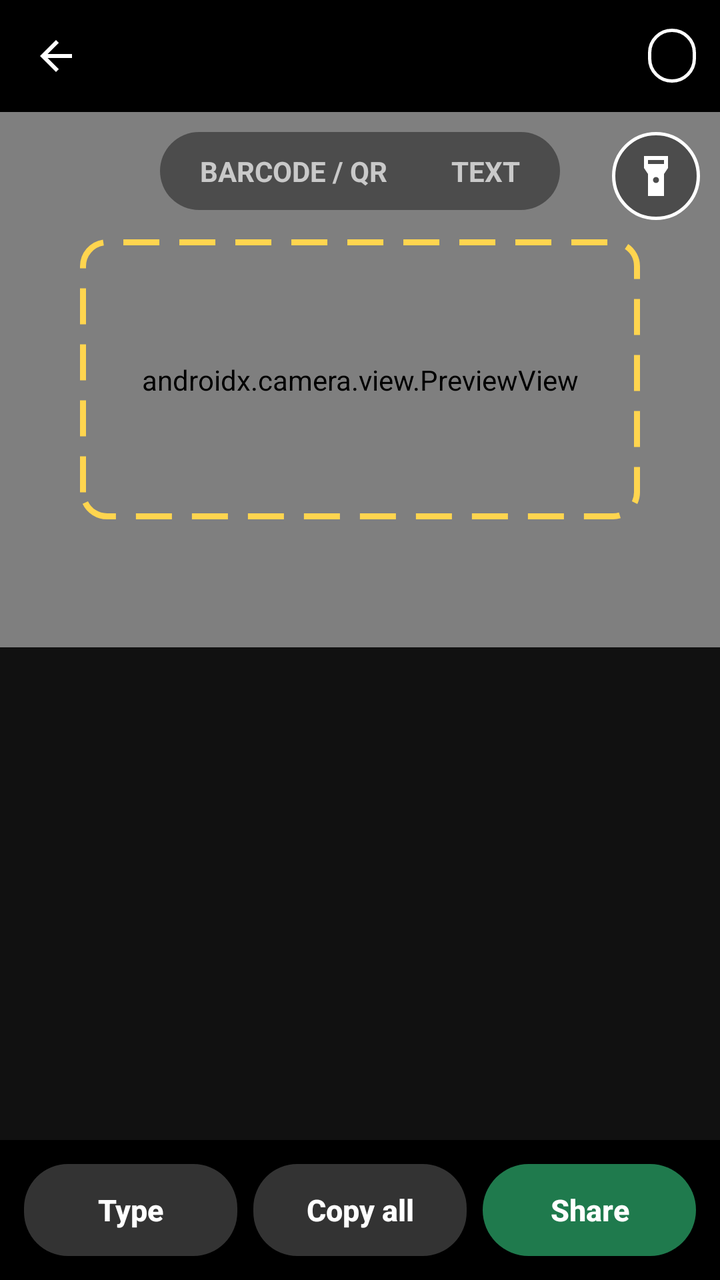
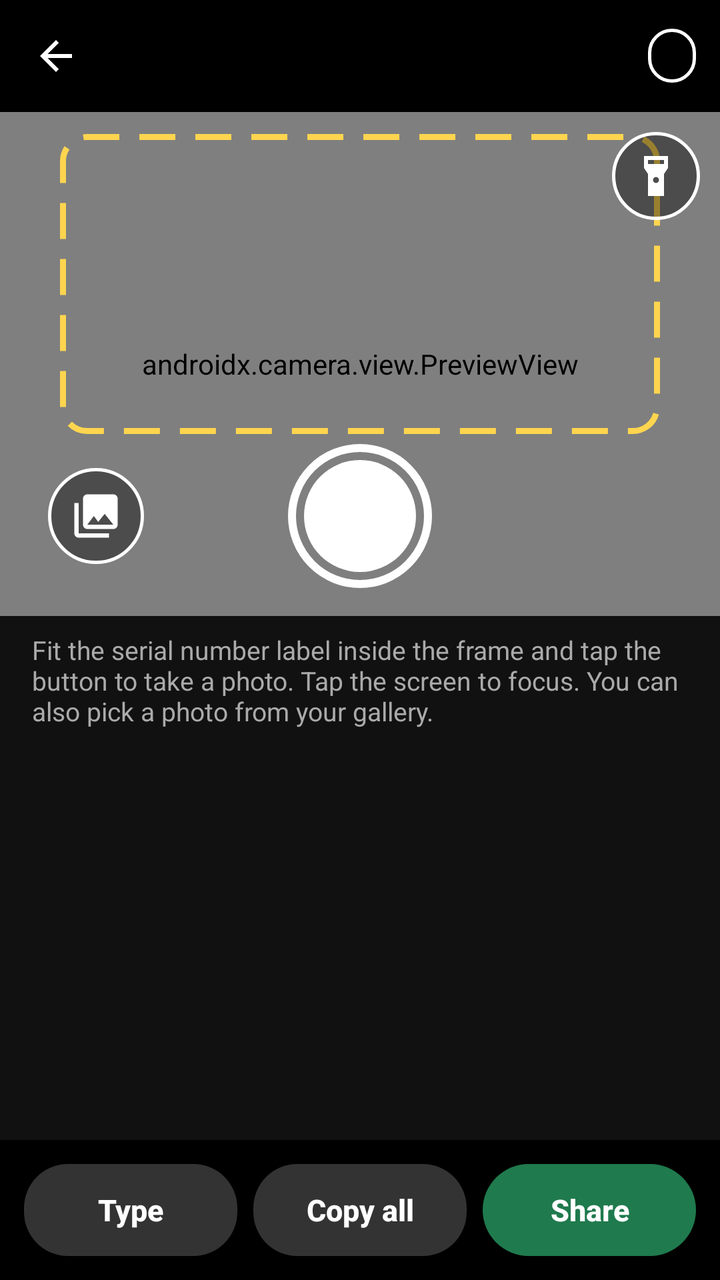

Before-and-after screenshots of an Android layout around one commit, followed by the original layout XML and the change that was made.
<!-- AndroidManifest.xml: application theme Theme.GPSMapCamera -->
<!-- res/layout/activity_serial_scan.xml -->
<?xml version="1.0" encoding="utf-8"?>
<LinearLayout xmlns:android="http://schemas.android.com/apk/res/android"
    android:layout_width="match_parent"
    android:layout_height="match_parent"
    android:background="#111111"
    android:orientation="vertical">

    
    <LinearLayout
        android:layout_width="match_parent"
        android:layout_height="56dp"
        android:background="#000000"
        android:gravity="center_vertical"
        android:orientation="horizontal"
        android:paddingEnd="12dp">

        <ImageButton
            android:id="@+id/serialBack"
            android:layout_width="56dp"
            android:layout_height="56dp"
            android:background="@android:color/transparent"
            android:contentDescription="@string/back"
            android:src="@drawable/ic_back" />

        <TextView
            android:id="@+id/serialTitle"
            android:layout_width="0dp"
            android:layout_height="wrap_content"
            android:layout_weight="1"
            android:ellipsize="end"
            android:maxLines="1"
            android:textColor="#FFFFFF"
            android:textSize="18sp"
            android:textStyle="bold" />

        <TextView
            android:id="@+id/serialCount"
            android:layout_width="wrap_content"
            android:layout_height="wrap_content"
            android:background="@drawable/chip_background"
            android:paddingStart="12dp"
            android:paddingTop="4dp"
            android:paddingEnd="12dp"
            android:paddingBottom="4dp"
            android:textColor="#FFFFFF"
            android:textSize="14sp"
            android:textStyle="bold" />
    </LinearLayout>

    
    <FrameLayout
        android:layout_width="match_parent"
        android:layout_height="0dp"
        android:layout_weight="1">

        <androidx.camera.view.PreviewView
            android:id="@+id/serialPreview"
            android:layout_width="match_parent"
            android:layout_height="match_parent" />

        
        <View
            android:layout_width="280dp"
            android:layout_height="140dp"
            android:layout_gravity="center"
            android:background="@drawable/scan_frame" />

        
        <LinearLayout
            android:layout_width="wrap_content"
            android:layout_height="wrap_content"
            android:layout_gravity="top|center_horizontal"
            android:layout_marginTop="10dp"
            android:background="@drawable/zoom_bar_background"
            android:orientation="horizontal"
            android:padding="4dp">

            <TextView
                android:id="@+id/modeBarcode"
                android:layout_width="wrap_content"
                android:layout_height="wrap_content"
                android:paddingStart="16dp"
                android:paddingTop="6dp"
                android:paddingEnd="16dp"
                android:paddingBottom="6dp"
                android:text="@string/serial_mode_barcode"
                android:textSize="14sp"
                android:textStyle="bold" />

            <TextView
                android:id="@+id/modeText"
                android:layout_width="wrap_content"
                android:layout_height="wrap_content"
                android:paddingStart="16dp"
                android:paddingTop="6dp"
                android:paddingEnd="16dp"
                android:paddingBottom="6dp"
                android:text="@string/serial_mode_text"
                android:textSize="14sp"
                android:textStyle="bold" />
        </LinearLayout>

        <ImageButton
            android:id="@+id/torchButton"
            android:layout_width="44dp"
            android:layout_height="44dp"
            android:layout_gravity="top|end"
            android:layout_margin="10dp"
            android:background="@drawable/round_button_background"
            android:contentDescription="@string/serial_torch"
            android:padding="10dp"
            android:scaleType="fitCenter"
            android:src="@drawable/ic_torch" />

        
        <TextView
            android:id="@+id/serialLast"
            android:layout_width="wrap_content"
            android:layout_height="wrap_content"
            android:layout_gravity="bottom|center_horizontal"
            android:layout_marginBottom="10dp"
            android:background="@drawable/chip_background"
            android:paddingStart="14dp"
            android:paddingTop="6dp"
            android:paddingEnd="14dp"
            android:paddingBottom="6dp"
            android:textColor="#FFFFFF"
            android:textSize="14sp"
            android:textStyle="bold"
            android:visibility="gone" />
    </FrameLayout>

    
    <TextView
        android:id="@+id/candidateHint"
        android:layout_width="match_parent"
        android:layout_height="wrap_content"
        android:paddingStart="16dp"
        android:paddingTop="8dp"
        android:paddingEnd="16dp"
        android:textColor="#AAAAAA"
        android:textSize="13sp" />

    <HorizontalScrollView
        android:layout_width="match_parent"
        android:layout_height="wrap_content"
        android:paddingStart="12dp"
        android:paddingTop="6dp"
        android:paddingEnd="12dp"
        android:scrollbars="none">

        <LinearLayout
            android:id="@+id/candidateRow"
            android:layout_width="wrap_content"
            android:layout_height="wrap_content"
            android:orientation="horizontal" />
    </HorizontalScrollView>

    
    <androidx.recyclerview.widget.RecyclerView
        android:id="@+id/serialItems"
        android:layout_width="match_parent"
        android:layout_height="0dp"
        android:layout_weight="0.8" />

    
    <LinearLayout
        android:layout_width="match_parent"
        android:layout_height="wrap_content"
        android:background="#000000"
        android:orientation="horizontal"
        android:padding="12dp">

        <Button
            android:id="@+id/addManualButton"
            style="@style/SerialAction"
            android:layout_marginEnd="8dp"
            android:text="@string/serial_type" />

        <Button
            android:id="@+id/copyAllButton"
            style="@style/SerialAction"
            android:layout_marginEnd="8dp"
            android:text="@string/serial_copy_all" />

        <Button
            android:id="@+id/shareListButton"
            style="@style/SerialAction"
            android:background="@drawable/share_button_background"
            android:text="@string/share" />
    </LinearLayout>
</LinearLayout>
<!-- resources referenced by this layout -->
<resources>
  <!-- drawable chip_background (drawable) -->
  <?xml version="1.0" encoding="utf-8"?>
  <shape xmlns:android="http://schemas.android.com/apk/res/android" android:shape="rectangle">
      <solid android:color="#66000000" />
      <stroke android:width="1.5dp" android:color="#FFFFFF" />
      <corners android:radius="14dp" />
  </shape>
  <!-- drawable ic_back (drawable) -->
  <?xml version="1.0" encoding="utf-8"?>
  <vector xmlns:android="http://schemas.android.com/apk/res/android"
      android:width="24dp"
      android:height="24dp"
      android:viewportWidth="24"
      android:viewportHeight="24">
      <path
          android:fillColor="#FFFFFF"
          android:pathData="M20,11H7.83l5.59,-5.59L12,4l-8,8 8,8 1.41,-1.41L7.83,13H20v-2z" />
  </vector>
  <!-- drawable ic_torch (drawable) -->
  <vector xmlns:android="http://schemas.android.com/apk/res/android" android:width="24dp" android:height="24dp" android:viewportWidth="24" android:viewportHeight="24">
      <path android:fillColor="#FFFFFF" android:pathData="M6,2v6l2,3v11h8V11l2,-3V2H6zM8,4h8v2H8V4zM12,15.5c-0.83,0 -1.5,-0.67 -1.5,-1.5s0.67,-1.5 1.5,-1.5 1.5,0.67 1.5,1.5 -0.67,1.5 -1.5,1.5z" />
  </vector>
  <!-- drawable scan_frame (drawable) -->
  <?xml version="1.0" encoding="utf-8"?>
  <shape xmlns:android="http://schemas.android.com/apk/res/android" android:shape="rectangle">
      <solid android:color="#00000000" />
      <stroke android:width="3dp" android:color="#FFD54F" android:dashWidth="18dp" android:dashGap="10dp" />
      <corners android:radius="12dp" />
  </shape>
  <!-- drawable zoom_bar_background (drawable) -->
  <?xml version="1.0" encoding="utf-8"?>
  <shape xmlns:android="http://schemas.android.com/apk/res/android" android:shape="rectangle">
      <solid android:color="#66000000" />
      <corners android:radius="24dp" />
  </shape>
  <string name="back">Back</string>
  <string name="serial_copy_all">Copy all</string>
  <string name="serial_mode_barcode">BARCODE / QR</string>
  <string name="serial_mode_text">TEXT</string>
  <string name="serial_torch">Torch</string>
  <string name="serial_type">Type</string>
  <string name="share">Share</string>
  <style name="Theme.GPSMapCamera" parent="Theme.AppCompat.NoActionBar">
          <item name="android:windowBackground">@android:color/black</item>
          <item name="android:statusBarColor">@android:color/black</item>
          <item name="android:navigationBarColor">@android:color/black</item>
      </style>
  <!-- drawable action_button_background (drawable) -->
  <?xml version="1.0" encoding="utf-8"?>
  <shape xmlns:android="http://schemas.android.com/apk/res/android" android:shape="rectangle">
      <solid android:color="#333333" />
      <corners android:radius="22dp" />
  </shape>
  <!-- unchanged entries left out for length: 3 -->
</resources>

<!-- the commit's change to res/layout/activity_serial_scan.xml (unified diff, before → after) -->
@@ -60,45 +60,11 @@
 
         
         <View
-            android:layout_width="280dp"
-            android:layout_height="140dp"
+            android:layout_width="300dp"
+            android:layout_height="150dp"
             android:layout_gravity="center"
+            android:layout_marginBottom="40dp"
             android:background="@drawable/scan_frame" />
-
-        
-        <LinearLayout
-            android:layout_width="wrap_content"
-            android:layout_height="wrap_content"
-            android:layout_gravity="top|center_horizontal"
-            android:layout_marginTop="10dp"
-            android:background="@drawable/zoom_bar_background"
-            android:orientation="horizontal"
-            android:padding="4dp">
-
-            <TextView
-                android:id="@+id/modeBarcode"
-                android:layout_width="wrap_content"
-                android:layout_height="wrap_content"
-                android:paddingStart="16dp"
-                android:paddingTop="6dp"
-                android:paddingEnd="16dp"
-                android:paddingBottom="6dp"
-                android:text="@string/serial_mode_barcode"
-                android:textSize="14sp"
-                android:textStyle="bold" />
-
-            <TextView
-                android:id="@+id/modeText"
-                android:layout_width="wrap_content"
-                android:layout_height="wrap_content"
-                android:paddingStart="16dp"
-                android:paddingTop="6dp"
-                android:paddingEnd="16dp"
-                android:paddingBottom="6dp"
-                android:text="@string/serial_mode_text"
-                android:textSize="14sp"
-                android:textStyle="bold" />
-        </LinearLayout>
 
         <ImageButton
             android:id="@+id/torchButton"
@@ -117,8 +83,8 @@
             android:id="@+id/serialLast"
             android:layout_width="wrap_content"
             android:layout_height="wrap_content"
-            android:layout_gravity="bottom|center_horizontal"
-            android:layout_marginBottom="10dp"
+            android:layout_gravity="top|center_horizontal"
+            android:layout_marginTop="14dp"
             android:background="@drawable/chip_background"
             android:paddingStart="14dp"
             android:paddingTop="6dp"
@@ -128,9 +94,63 @@
             android:textSize="14sp"
             android:textStyle="bold"
             android:visibility="gone" />
+
+        
+        <FrameLayout
+            android:layout_width="match_parent"
+            android:layout_height="wrap_content"
+            android:layout_gravity="bottom"
+            android:paddingStart="24dp"
+            android:paddingEnd="24dp"
+            android:paddingBottom="14dp">
+
+            <ImageButton
+                android:id="@+id/pickPhotoButton"
+                android:layout_width="48dp"
+                android:layout_height="48dp"
+                android:layout_gravity="start|center_vertical"
+                android:background="@drawable/round_button_background"
+                android:contentDescription="@string/serial_from_gallery"
+                android:padding="11dp"
+                android:scaleType="fitCenter"
+                android:src="@drawable/ic_gallery" />
+
+            <ImageButton
+                android:id="@+id/captureSerialButton"
+                android:layout_width="72dp"
+                android:layout_height="72dp"
+                android:layout_gravity="center"
+                android:background="@drawable/shutter_button"
+                android:contentDescription="@string/serial_capture" />
+        </FrameLayout>
+
+        
+        <LinearLayout
+            android:id="@+id/readingOverlay"
+            android:layout_width="match_parent"
+            android:layout_height="match_parent"
+            android:background="#B3000000"
+            android:clickable="true"
+            android:focusable="true"
+            android:gravity="center"
+            android:orientation="vertical"
+            android:visibility="gone">
+
+            <ProgressBar
+                android:layout_width="48dp"
+                android:layout_height="48dp" />
+
+            <TextView
+                android:layout_width="wrap_content"
+                android:layout_height="wrap_content"
+                android:layout_marginTop="12dp"
+                android:text="@string/serial_reading"
+                android:textColor="#FFFFFF"
+                android:textSize="16sp"
+                android:textStyle="bold" />
+        </LinearLayout>
     </FrameLayout>
 
-    
     <TextView
         android:id="@+id/candidateHint"
         android:layout_width="match_parent"
@@ -138,23 +158,10 @@
         android:paddingStart="16dp"
         android:paddingTop="8dp"
         android:paddingEnd="16dp"
+        android:paddingBottom="4dp"
+        android:text="@string/serial_hint_photo"
         android:textColor="#AAAAAA"
         android:textSize="13sp" />
-
-    <HorizontalScrollView
-        android:layout_width="match_parent"
-        android:layout_height="wrap_content"
-        android:paddingStart="12dp"
-        android:paddingTop="6dp"
-        android:paddingEnd="12dp"
-        android:scrollbars="none">
-
-        <LinearLayout
-            android:id="@+id/candidateRow"
-            android:layout_width="wrap_content"
-            android:layout_height="wrap_content"
-            android:orientation="horizontal" />
-    </HorizontalScrollView>
 
     
     <androidx.recyclerview.widget.RecyclerView
<!-- resource entries referenced after the edit -->
@@ -18,6 +18,17 @@
           android:fillColor="#FFFFFF"
           android:pathData="M20,11H7.83l5.59,-5.59L12,4l-8,8 8,8 1.41,-1.41L7.83,13H20v-2z" />
   </vector>
+  <!-- drawable ic_gallery (drawable) -->
+  <?xml version="1.0" encoding="utf-8"?>
+  <vector xmlns:android="http://schemas.android.com/apk/res/android"
+      android:width="24dp"
+      android:height="24dp"
+      android:viewportWidth="24"
+      android:viewportHeight="24">
+      <path
+          android:fillColor="#FFFFFF"
+          android:pathData="M22,16V4c0,-1.1 -0.9,-2 -2,-2H8c-1.1,0 -2,0.9 -2,2v12c0,1.1 0.9,2 2,2h12c1.1,0 2,-0.9 2,-2zM11,12l2.03,2.71L16,11l4,5H8l3,-4zM2,6v14c0,1.1 0.9,2 2,2h14v-2H4V6H2z" />
+  </vector>
   <!-- drawable ic_torch (drawable) -->
   <vector xmlns:android="http://schemas.android.com/apk/res/android" android:width="24dp" android:height="24dp" android:viewportWidth="24" android:viewportHeight="24">
       <path android:fillColor="#FFFFFF" android:pathData="M6,2v6l2,3v11h8V11l2,-3V2H6zM8,4h8v2H8V4zM12,15.5c-0.83,0 -1.5,-0.67 -1.5,-1.5s0.67,-1.5 1.5,-1.5 1.5,0.67 1.5,1.5 -0.67,1.5 -1.5,1.5z" />
@@ -29,16 +40,27 @@
       <stroke android:width="3dp" android:color="#FFD54F" android:dashWidth="18dp" android:dashGap="10dp" />
       <corners android:radius="12dp" />
   </shape>
-  <!-- drawable zoom_bar_background (drawable) -->
+  <!-- drawable shutter_button (drawable) -->
   <?xml version="1.0" encoding="utf-8"?>
-  <shape xmlns:android="http://schemas.android.com/apk/res/android" android:shape="rectangle">
-      <solid android:color="#66000000" />
-      <corners android:radius="24dp" />
-  </shape>
+  <layer-list xmlns:android="http://schemas.android.com/apk/res/android">
+      <item>
+          <shape android:shape="oval">
+              <stroke android:width="4dp" android:color="#FFFFFF" />
+              <solid android:color="#00000000" />
+          </shape>
+      </item>
+      <item android:bottom="8dp" android:left="8dp" android:right="8dp" android:top="8dp">
+          <shape android:shape="oval">
+              <solid android:color="#FFFFFF" />
+          </shape>
+      </item>
+  </layer-list>
   <string name="back">Back</string>
+  <string name="serial_capture">Take photo of serial number</string>
   <string name="serial_copy_all">Copy all</string>
-  <string name="serial_mode_barcode">BARCODE / QR</string>
-  <string name="serial_mode_text">TEXT</string>
+  <string name="serial_from_gallery">Pick a photo from gallery</string>
+  <string name="serial_hint_photo">Fit the serial number label inside the frame and tap the button to take a photo. Tap the screen to focus. You can also pick a photo from your gallery.</string>
+  <string name="serial_reading">Reading serial numbers…</string>
   <string name="serial_torch">Torch</string>
   <string name="serial_type">Type</string>
   <string name="share">Share</string>
